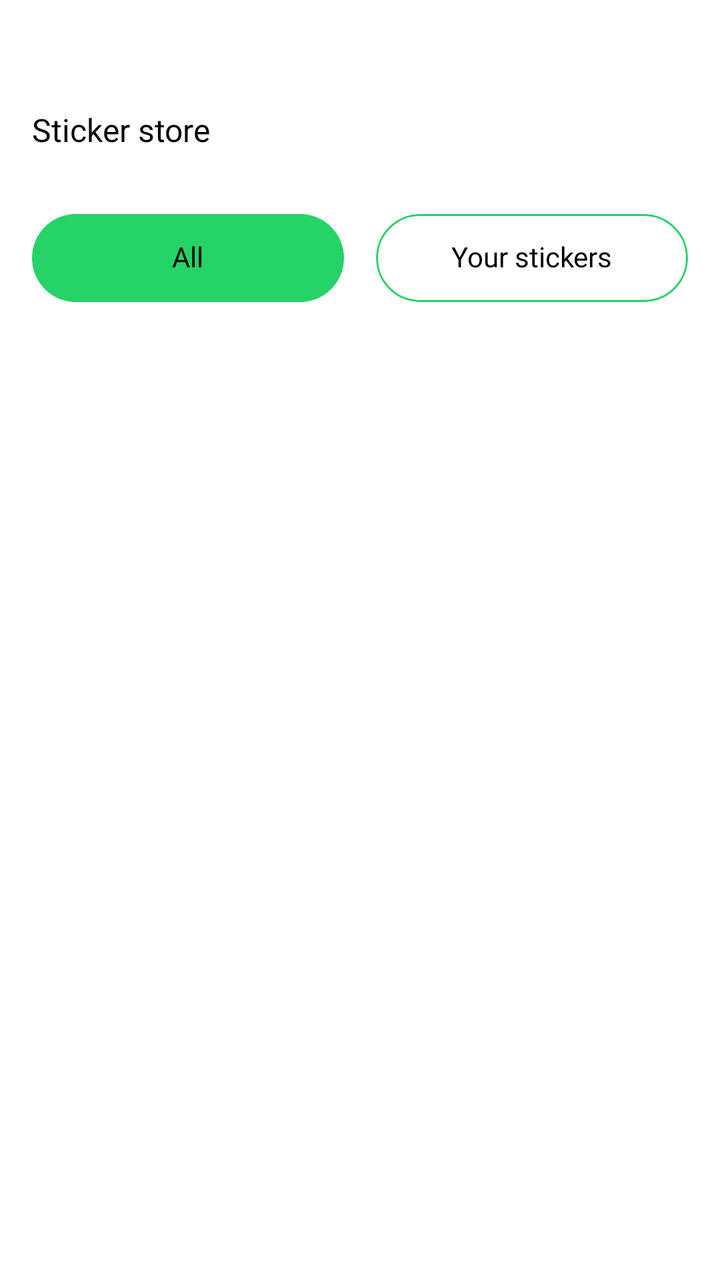
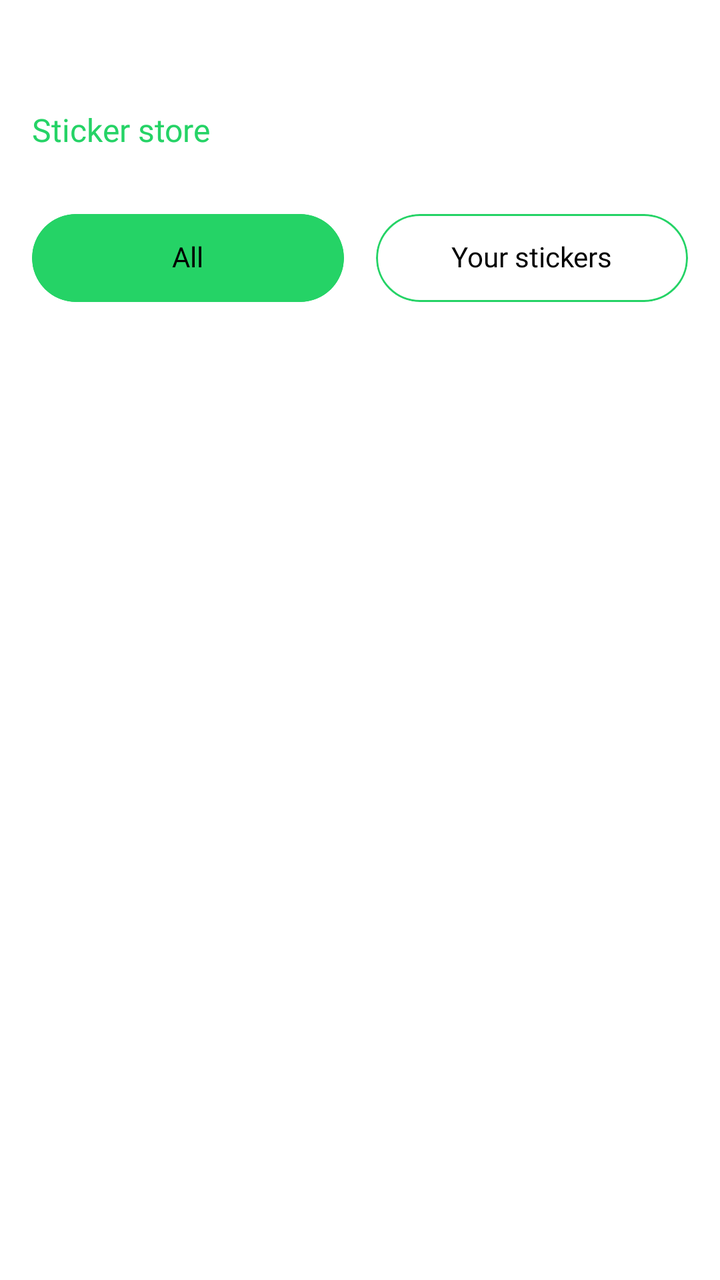

An Android layout rendered at two revisions. The XML below is the earlier revision; the diff shows what the commit changed to produce the second picture.
<!-- AndroidManifest.xml: application theme Theme.MyApplication -->
<!-- res/layout/fragment_stickers.xml -->
<?xml version="1.0" encoding="utf-8"?>
<androidx.constraintlayout.widget.ConstraintLayout xmlns:android="http://schemas.android.com/apk/res/android"
    xmlns:app="http://schemas.android.com/apk/res-auto"
    android:layout_width="match_parent"
    android:paddingTop="@dimen/size40"
    android:layout_height="match_parent"
    android:background="@color/white">

    <androidx.constraintlayout.widget.ConstraintLayout
        android:id="@+id/clTopBar"
        android:layout_width="match_parent"
        android:layout_height="wrap_content"
        android:padding="@dimen/size16"
        app:layout_constraintTop_toTopOf="parent">

        <TextView
            android:id="@+id/tvTitle"
            style="@style/TextView_7"
            android:text="@string/txt_sticker_store"
            app:layout_constraintBottom_toBottomOf="parent"
            app:layout_constraintStart_toStartOf="parent"
            app:layout_constraintTop_toTopOf="parent" />

    </androidx.constraintlayout.widget.ConstraintLayout>

    <LinearLayout
        android:id="@+id/llTabs"
        android:layout_width="match_parent"
        android:layout_height="wrap_content"
        android:layout_marginHorizontal="@dimen/size16"
        android:layout_marginTop="@dimen/size16"
        android:orientation="horizontal"
        app:layout_constraintTop_toBottomOf="@+id/clTopBar">

        <com.google.android.material.card.MaterialCardView
            android:id="@+id/btnAll"
            android:layout_width="0dp"
            android:layout_height="@dimen/size44"
            android:layout_weight="1"
            android:clickable="true"
            android:focusable="true"
            android:foreground="?attr/selectableItemBackground"
            app:cardBackgroundColor="@color/col_main"
            app:cardCornerRadius="@dimen/size30"
            app:strokeColor="@color/col_main"
            app:strokeWidth="@dimen/size1">

            <TextView
                android:id="@+id/tvAll"
                style="@style/TextView_5"
                android:layout_width="wrap_content"
                android:layout_height="wrap_content"
                android:layout_gravity="center"
                android:includeFontPadding="false"
                android:text="@string/txt_all"
                android:textAllCaps="false" />
        </com.google.android.material.card.MaterialCardView>

        <com.google.android.material.card.MaterialCardView
            android:id="@+id/btnYourSticker"
            android:layout_width="0dp"
            android:layout_height="@dimen/size44"
            android:layout_marginStart="@dimen/size16"
            android:layout_weight="1"
            android:clickable="true"
            android:focusable="true"
            android:foreground="?attr/selectableItemBackground"
            app:cardBackgroundColor="@color/white"
            app:cardCornerRadius="@dimen/size30"
            app:strokeColor="@color/col_main"
            app:strokeWidth="@dimen/size1">

            <TextView
                android:id="@+id/tvYourSticker"
                style="@style/TextView_5"
                android:layout_width="wrap_content"
                android:layout_height="wrap_content"
                android:layout_gravity="center"
                android:includeFontPadding="false"
                android:text="@string/txt_your_stickers"
                android:textAllCaps="false" />
        </com.google.android.material.card.MaterialCardView>
    </LinearLayout>

    <androidx.viewpager2.widget.ViewPager2
        android:id="@+id/vpSticker"
        android:layout_width="match_parent"
        android:layout_height="0dp"
        android:layout_marginTop="@dimen/size16"
        app:layout_constraintBottom_toBottomOf="parent"
        app:layout_constraintTop_toBottomOf="@+id/llTabs" />

</androidx.constraintlayout.widget.ConstraintLayout>
<!-- resources referenced by this layout -->
<resources>
  <color name="col_main">#25D366</color>
  <color name="white">#FFFFFFFF</color>
  <dimen name="size1">1dp</dimen>
  <dimen name="size16">16dp</dimen>
  <dimen name="size30">30dp</dimen>
  <dimen name="size40">40dp</dimen>
  <dimen name="size44">44dp</dimen>
  <string name="txt_all">All</string>
  <string name="txt_sticker_store">Sticker store</string>
  <string name="txt_your_stickers">Your stickers</string>
  <style name="TextView_5">
          <item name="android:layout_width">wrap_content</item>
          <item name="android:layout_height">wrap_content</item>
          <item name="android:textColor">@color/black</item>
          <item name="android:textAllCaps">false</item>
          <item name="android:fontFamily">@font/font_500</item>
          <item name="android:includeFontPadding">false</item>
          <item name="android:textSize">@dimen/size14</item>
      </style>
  <style name="TextView_7">
          <item name="android:layout_width">wrap_content</item>
          <item name="android:layout_height">wrap_content</item>
          <item name="android:includeFontPadding">false</item>
          <item name="android:textAllCaps">false</item>
          <item name="android:textColor">@color/black</item>
          <item name="android:fontFamily">@font/font_700</item>
          <item name="android:textSize">@dimen/size16</item>
      </style>
  <style name="Theme.MyApplication" parent="Base.Theme.MyApplication" />
  <color name="black">#FF000000</color>
  <dimen name="size14">14dp</dimen>
  <style name="Base.Theme.MyApplication" parent="Theme.Material3.DayNight.NoActionBar">
          
          <item name="colorPrimary">@color/white</item>
          <item name="colorPrimaryDark">@color/white</item>
          <item name="android:statusBarColor">@color/white</item>
          <item name="android:windowLightStatusBar">true</item>
          <item name="android:windowFullscreen">false</item>
          <item name="colorAccent">@color/black</item>
          <item name="android:splitMotionEvents">false</item>
          <item name="android:windowEnableSplitTouch">false</item>
          <item name="android:colorControlHighlight">@color/col_select</item>
          <item name="bottomSheetDialogTheme">@style/AppBottomSheetDialogTheme</item>
      </style>
  <color name="col_select">#CD666666</color>
  <style name="AppBottomSheetDialogTheme" parent="Theme.Design.Light.BottomSheetDialog">
          <item name="bottomSheetStyle">@style/AppModalStyle</item>
      </style>
  <style name="AppModalStyle" parent="Widget.Design.BottomSheet.Modal">
          <item name="android:background">@drawable/bg_border_bottom_sheet</item>
      </style>
  <!-- drawable bg_border_bottom_sheet (drawable) -->
  <?xml version="1.0" encoding="utf-8"?>
  <shape xmlns:android="http://schemas.android.com/apk/res/android"
      android:shape="rectangle">
      <corners
          android:topLeftRadius="@dimen/size24"
          android:topRightRadius="@dimen/size24" />
      <solid android:color="@color/white" />
  </shape>
  <dimen name="size24">24dp</dimen>
</resources>

<!-- the commit's change to res/layout/fragment_stickers.xml (unified diff, before → after) -->
@@ -17,6 +17,7 @@
             android:id="@+id/tvTitle"
             style="@style/TextView_7"
             android:text="@string/txt_sticker_store"
+            android:textColor="@color/col_main"
             app:layout_constraintBottom_toBottomOf="parent"
             app:layout_constraintStart_toStartOf="parent"
             app:layout_constraintTop_toTopOf="parent" />
